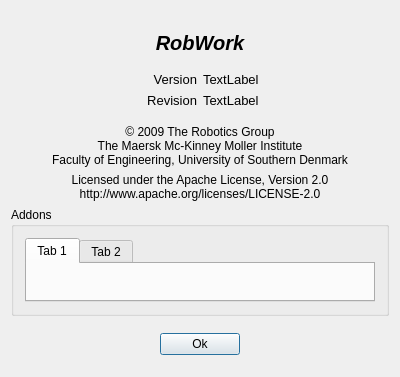
Old version of the form RobWorkStudio/src/rws/AboutBox.ui in the repository onier/RobWork.
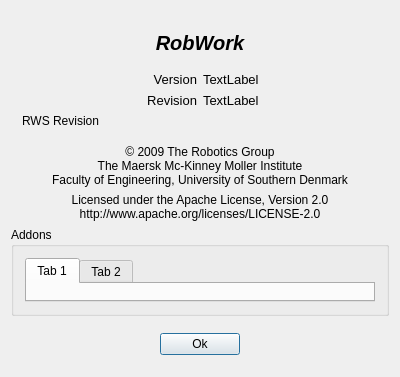
New version of the form.

Patch:
```diff
--- a/RobWorkStudio/src/rws/AboutBox.ui
+++ b/RobWorkStudio/src/rws/AboutBox.ui
@@ -122,6 +122,13 @@
         </property>
        </widget>
       </item>
+      <item row="3" column="0">
+       <widget class="QLabel" name="label_5">
+        <property name="text">
+         <string>RWS Revision</string>
+        </property>
+       </widget>
+      </item>
      </layout>
     </widget>
    </item>
```
